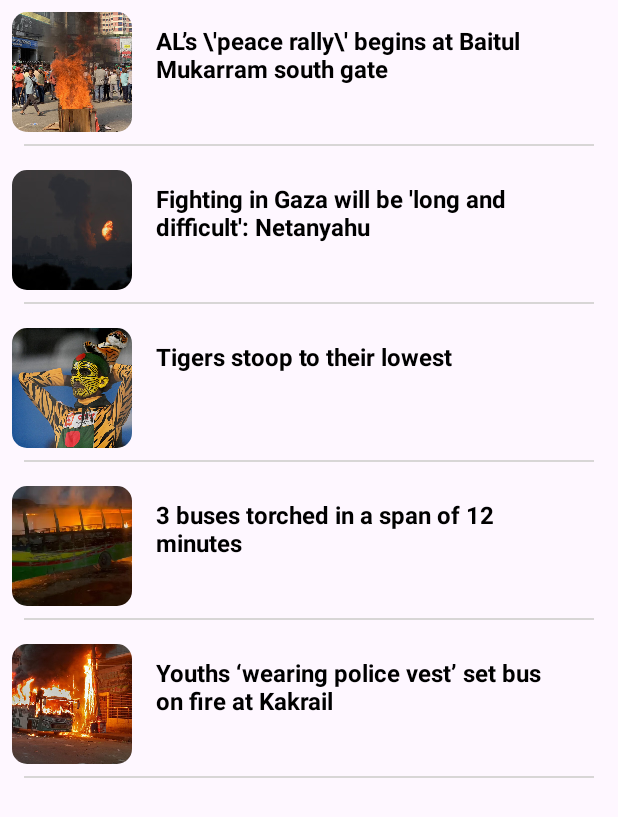
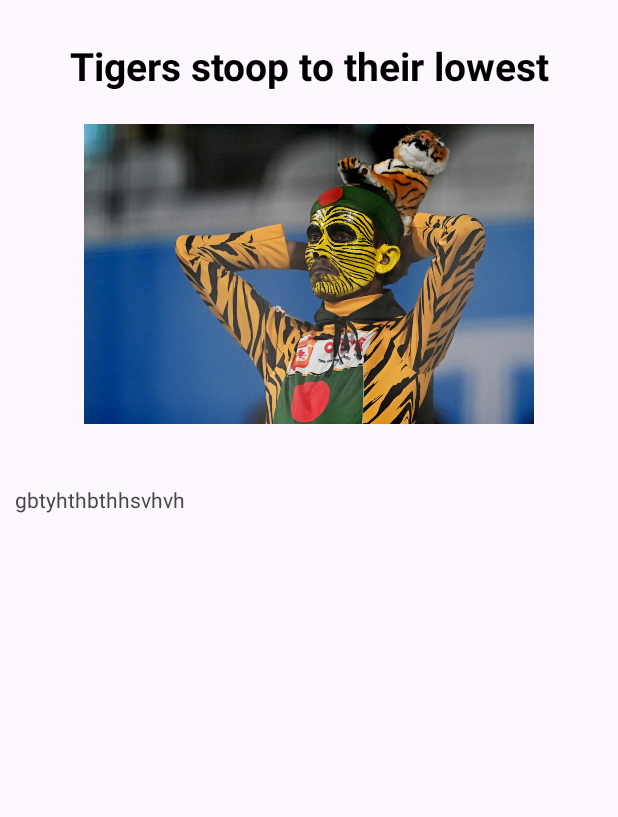
Before and after one commit to rasel-093/RecyclerView_Kotlin_xml, an Android app: the screen it shows after launch (MainActivity before the commit, NewsActivity after it), after a tap on "Tigers stoop to their lowest", on a phone screen of 412 x 824 dp. Shown: the top 817 px of the screen. Run offline under Robolectric (Android 15) with nearby library versions, the phone set to English and light mode, and no system bars.

Commit message:
open new activity on item click functionality added

```diff
--- a/app/src/main/AndroidManifest.xml
+++ b/app/src/main/AndroidManifest.xml
@@ -13,6 +13,9 @@
         android:theme="@style/Theme.RecyclerView"
         tools:targetApi="31">
         <activity
+            android:name=".NewsActivity"
+            android:exported="false" />
+        <activity
             android:name=".MainActivity"
             android:exported="true">
             <intent-filter>
--- a/app/src/main/java/com/example/recyclerview/MainActivity.kt
+++ b/app/src/main/java/com/example/recyclerview/MainActivity.kt
@@ -1,19 +1,21 @@
 package com.example.recyclerview
 
+import android.content.Intent
+import android.content.res.Resources
 import androidx.appcompat.app.AppCompatActivity
 import android.os.Bundle
-import android.widget.Toast
 import androidx.recyclerview.widget.LinearLayoutManager
 import androidx.recyclerview.widget.RecyclerView
 import com.example.recyclerview.data.News
-import com.example.recyclerview.data.NewsList
+import com.example.recyclerview.data.newsImg
+import com.example.recyclerview.data.newsList
+import com.example.recyclerview.data.newsTitle
 import com.example.recyclerview.recyclerview.MyAdapter
 import com.example.recyclerview.recyclerview.onItemClickListener
 
 class MainActivity : AppCompatActivity() {
 
     private lateinit var newsRecyclerView: RecyclerView
-
     override fun onCreate(savedInstanceState: Bundle?) {
         super.onCreate(savedInstanceState)
         setContentView(R.layout.activity_main)
@@ -21,12 +23,17 @@ class MainActivity : AppCompatActivity() {
         newsRecyclerView.layoutManager = LinearLayoutManager(this)
         newsRecyclerView.setHasFixedSize(true)
 
-        var  adapter = MyAdapter(newsList = NewsList.list)
+        var  adapter = MyAdapter(newsList = newsList)
         newsRecyclerView.adapter = adapter
 
         adapter.setOnItemClickListener(object : onItemClickListener{
             override fun onItemClick(position: Int) {
-                Toast.makeText(this@MainActivity,"Clicked on item $position",Toast.LENGTH_SHORT).show()
+                //Toast.makeText(this@MainActivity,"Clicked on item $position",Toast.LENGTH_SHORT).show()
+                val intent = Intent(this@MainActivity,NewsActivity::class.java)
+                intent.putExtra("imageId",newsList[position].titleImage)
+                intent.putExtra("heading",newsList[position].heading)
+                intent.putExtra("article",newsList[position].article)
+                startActivity(intent)
             }
         })
     }
--- /dev/null
+++ b/app/src/main/java/com/example/recyclerview/NewsActivity.kt
@@ -0,0 +1,28 @@
+package com.example.recyclerview
+
+import android.media.Image
+import androidx.appcompat.app.AppCompatActivity
+import android.os.Bundle
+import android.text.method.ScrollingMovementMethod
+import android.widget.ImageView
+import android.widget.TextView
+
+class NewsActivity : AppCompatActivity() {
+    override fun onCreate(savedInstanceState: Bundle?) {
+        super.onCreate(savedInstanceState)
+        setContentView(R.layout.activity_news)
+        val newsHeading = findViewById<TextView>(R.id.newsHeading)
+        val newsImage = findViewById<ImageView>(R.id.newsImage)
+        val newsArticle = findViewById<TextView>(R.id.newsArticle)
+        newsArticle.setMovementMethod(ScrollingMovementMethod())
+
+        val bundle: Bundle? = intent.extras
+        val heading = bundle!!.getString("heading")
+        val image = bundle.getInt("imageId")
+        val article = bundle.getString("article")
+
+        newsHeading.setText(heading)
+        newsImage.setImageResource(image)
+        newsArticle.setText(article)
+    }
+}
--- a/app/src/main/java/com/example/recyclerview/data/News.kt
+++ b/app/src/main/java/com/example/recyclerview/data/News.kt
@@ -2,5 +2,6 @@ package com.example.recyclerview.data
 
 data class News(
     var titleImage: Int,
-    var heading: String
+    var heading: String,
+    var article: String
 )
--- a/app/src/main/java/com/example/recyclerview/data/NewsList.kt
+++ b/app/src/main/java/com/example/recyclerview/data/NewsList.kt
@@ -3,15 +3,14 @@ package com.example.recyclerview.data
 import android.content.res.Resources
 import com.example.recyclerview.R
 
-object NewsList{
-    val list : ArrayList<News> = arrayListOf(
-        News(newsImg.news1,newsTitle.news1),
-        News(newsImg.news2,newsTitle.news2),
-        News(newsImg.news3,newsTitle.news3),
-        News(newsImg.news4,newsTitle.news4),
-        News(newsImg.news5,newsTitle.news5)
-    )
-}
+val newsList = arrayListOf(
+News(newsImg.news1, newsTitle.news1, newsArticle.news1),
+News(newsImg.news2, newsTitle.news2, newsArticle.news2),
+News(newsImg.news3, newsTitle.news3, newsArticle.news3),
+News(newsImg.news4, newsTitle.news4, newsArticle.news4),
+News(newsImg.news5, newsTitle.news5 , newsArticle.news5)
+)
+
 object newsImg{
     val news1 = R.drawable.img1
     val news2 = R.drawable.img2
@@ -21,9 +20,23 @@ object newsImg{
 
 }
 object newsTitle{
-    val news1 = "AL’s \\'peace rally\\' begins at Baitul Mukarram south gate"
+    val news1 = "AL’s 'peace rally' begins at Baitul Mukarram south gate"
     val news2 = "Fighting in Gaza will be 'long and difficult': Netanyahu"
     val news3 = "Tigers stoop to their lowest"
     val news4 = "3 buses torched in a span of 12 minutes"
     val news5 = "Youths ‘wearing police vest’ set bus on fire at Kakrail"
 }
+//object newsArticle{
+//    val news1 =Resources.getSystem().getString(R.string.news1)
+//    val news2 = Resources.getSystem().getString(R.string.news2)
+//    val news3 = Resources.getSystem().getString(R.string.news3)
+//    val news4 = Resources.getSystem().getString(R.string.news4)
+//    val news5 = Resources.getSystem().getString(R.string.news5)
+//}
+object newsArticle{
+    val news1 = "ghgfhgh"
+    val news2 = "rtryruykdhgr"
+    val news3 = "gbtyhthbthhsvhvh"
+    val news4 = "hegyye"
+    val news5 = "rtntyutummyuynuunynyu"
+}
--- /dev/null
+++ b/app/src/main/res/layout/activity_news.xml
@@ -0,0 +1,54 @@
+<?xml version="1.0" encoding="utf-8"?>
+<androidx.constraintlayout.widget.ConstraintLayout xmlns:android="http://schemas.android.com/apk/res/android"
+    xmlns:app="http://schemas.android.com/apk/res-auto"
+    xmlns:tools="http://schemas.android.com/tools"
+    android:layout_width="match_parent"
+    android:layout_height="match_parent"
+    tools:context=".NewsActivity">
+
+    <TextView
+        android:id="@+id/newsHeading"
+        android:layout_width="wrap_content"
+        android:layout_height="wrap_content"
+        android:layout_marginStart="10dp"
+        android:layout_marginTop="10dp"
+        android:layout_marginEnd="10dp"
+        android:text="News  Heading"
+        android:textSize="26dp"
+        android:textColor="@color/black"
+        android:padding="16dp"
+        android:textStyle="bold"
+        app:layout_constraintEnd_toEndOf="parent"
+        app:layout_constraintStart_toStartOf="parent"
+        app:layout_constraintTop_toTopOf="parent" />
+
+    <ImageView
+        android:id="@+id/newsImage"
+        android:layout_width="match_parent"
+        android:layout_height="200dp"
+        android:layout_marginStart="10dp"
+        android:layout_marginTop="5dp"
+        android:layout_marginEnd="10dp"
+        android:src="@drawable/img1"
+        app:layout_constraintEnd_toStartOf="@+id/newsHeading"
+        app:layout_constraintHorizontal_bias="0.0"
+        app:layout_constraintStart_toStartOf="parent"
+        app:layout_constraintTop_toBottomOf="@+id/newsHeading" />
+
+    <TextView
+        android:id="@+id/newsArticle"
+        android:layout_width="match_parent"
+        android:layout_height="wrap_content"
+        android:layout_marginStart="10dp"
+        android:layout_marginTop="10dp"
+        android:layout_marginEnd="10dp"
+        android:layout_marginBottom="10dp"
+        android:text="TextView"
+        app:layout_constraintBottom_toBottomOf="parent"
+        app:layout_constraintEnd_toEndOf="parent"
+        app:layout_constraintHorizontal_bias="0.498"
+        app:layout_constraintStart_toStartOf="parent"
+        app:layout_constraintTop_toBottomOf="@+id/newsImage"
+        app:layout_constraintVertical_bias="0.061" />
+
+</androidx.constraintlayout.widget.ConstraintLayout>
--- /dev/null
+++ b/app/src/main/res/values/newsString.xml
@@ -0,0 +1,7 @@
+<?xml version="1.0" encoding="utf-8"?>
+<resources>
+    <string name="news2">dfh;fh fj</string>
+    <string name="news3">fjdfjd  dfj </string>
+    <string name="news4">fdsjfdj fjo </string>
+    <string name="news5">fjdof f[fqe8r84hrf</string>
+</resources>
--- a/app/src/main/res/values/strings.xml
+++ b/app/src/main/res/values/strings.xml
@@ -1,3 +1,4 @@
 <resources>
     <string name="app_name">RecyclerView</string>
+    <string name="news1">neffjf</string>
 </resources>
```
